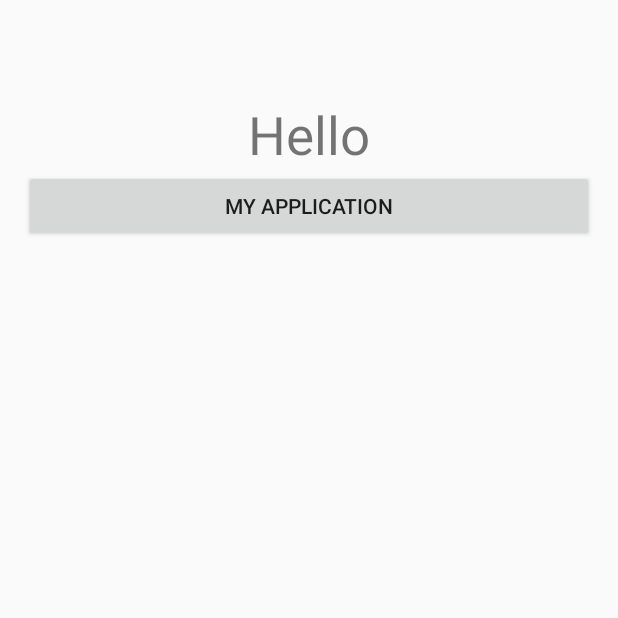
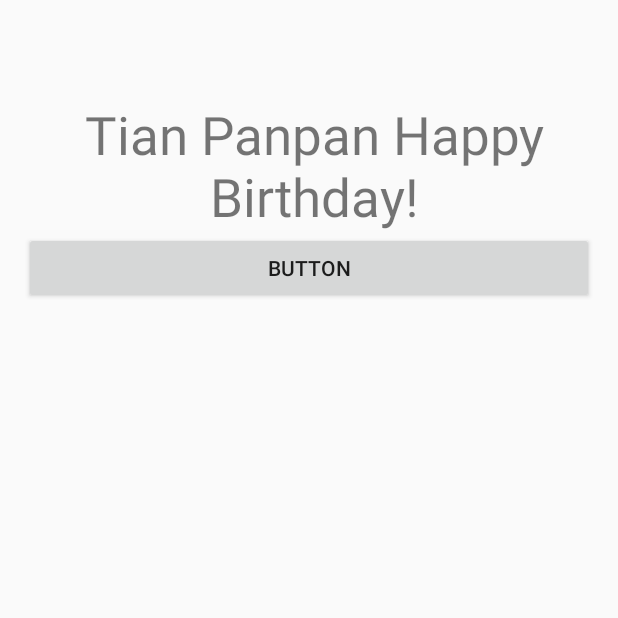
Before and after one commit to pp0908/MyHello2, an Android app: the screen it shows after launch (MainActivity), on a phone screen of 412 x 824 dp, the top half of it. Run offline under Robolectric (Android 15) with nearby library versions, the phone set to English and light mode, and no system bars.

Commit message:
多语言生日贺卡

```diff
--- a/app/src/main/res/layout/activity_main.xml
+++ b/app/src/main/res/layout/activity_main.xml
@@ -2,25 +2,28 @@
 <LinearLayout xmlns:android="http://schemas.android.com/apk/res/android"
     xmlns:app="http://schemas.android.com/apk/res-auto"
     xmlns:tools="http://schemas.android.com/tools"
+    android:layout_width="match_parent"
+    android:layout_height="match_parent"
     android:orientation="vertical"
     android:padding="16dp"
-    android:layout_width="match_parent"
-    android:layout_height="match_parent"
     tools:context=".MainActivity">
 
 
     <TextView
         android:id="@+id/textView"
-        android:layout_width="match_parent"
+        android:layout_width="387dp"
         android:layout_height="wrap_content"
         android:layout_marginTop="50dp"
+        android:layout_marginEnd="8dp"
+        android:layout_marginRight="8dp"
         android:gravity="center"
         android:text="@string/str"
         android:textSize="35sp" />
 
     <Button
         android:id="@+id/button"
-        android:layout_width="match_parent"
+        android:layout_width="380dp"
         android:layout_height="wrap_content"
-        android:text="@string/app_name" />
+        android:text="@string/btn" />
+
 </LinearLayout>
--- a/app/src/main/res/values/strings.xml
+++ b/app/src/main/res/values/strings.xml
@@ -1,5 +1,6 @@
 <resources>
     <string name="app_name">My Application</string>
-    <string name="action_settings">Settings</string>
-    <string name="str">Hello</string>
+    <string name="str">Tian Panpan Happy Birthday!</string>
+    <string name="btn">Button</string>
+    <string name="action_settings">setting</string>
 </resources>
```
